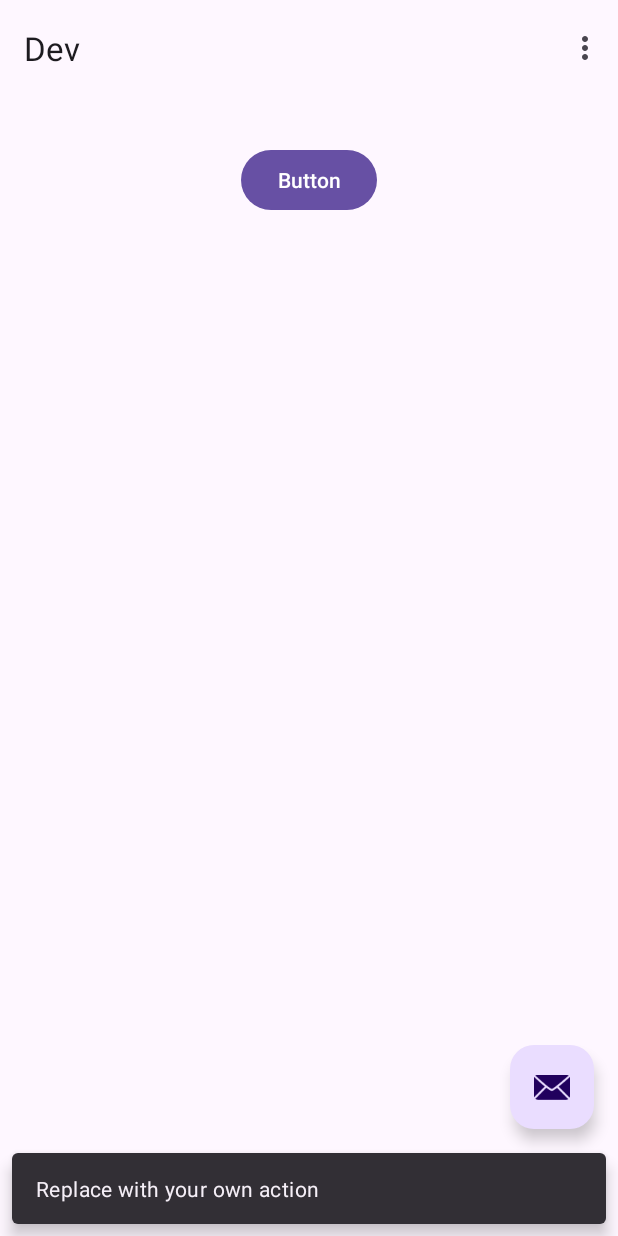
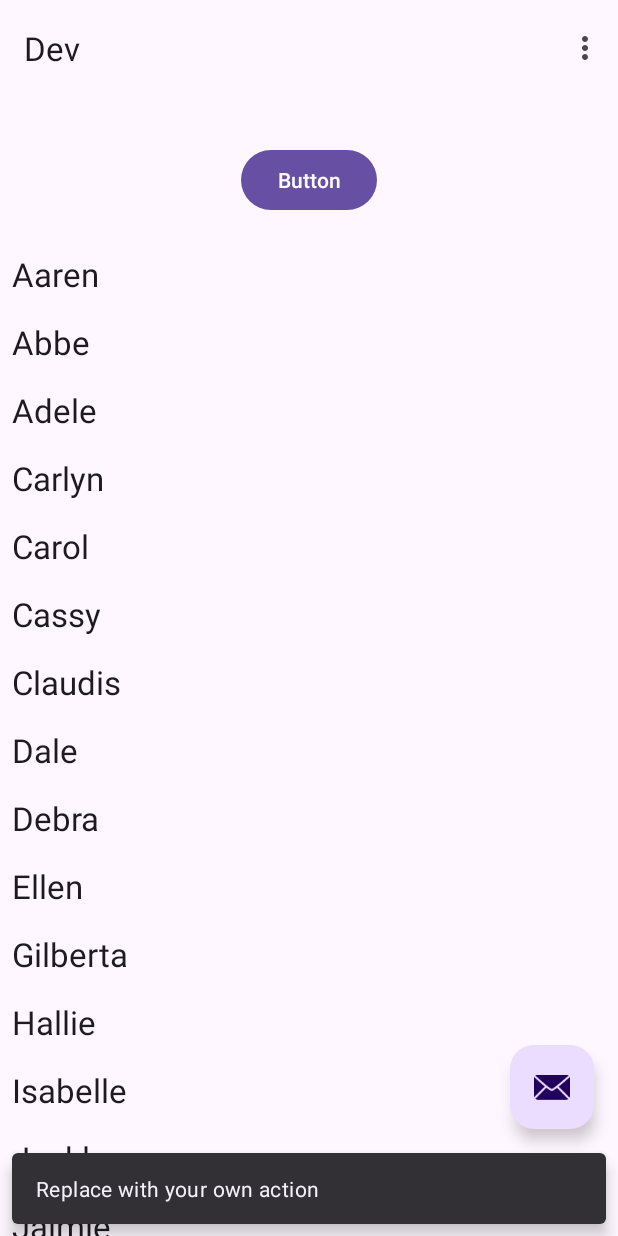
Before and after one commit to DannyLien/Dev-2024-0804, an Android app: the screen it shows after launch (MainActivity), after a tap on an icon or button, on a phone screen of 412 x 824 dp. Run offline under Robolectric (Android 15) with nearby library versions, the phone set to English and light mode, and no system bars; our stand-ins replace navigation-ui; network calls fail; 1 statement that could not run was skipped.

Commit message:
11-1, RecyclerView 原理實作;

```diff
--- a/app/src/main/java/com/hank/dev/MainActivity.kt
+++ b/app/src/main/java/com/hank/dev/MainActivity.kt
@@ -11,6 +11,7 @@ import androidx.navigation.ui.setupActionBarWithNavController
 import android.view.Menu
 import android.view.MenuItem
 import androidx.lifecycle.ViewModelProvider
+import androidx.recyclerview.widget.LinearLayoutManager
 import com.google.gson.Gson
 import com.hank.dev.databinding.ActivityMainBinding
 import kotlinx.coroutines.CoroutineScope
@@ -45,6 +46,17 @@ class MainActivity : AppCompatActivity(), CoroutineScope {
         }
         //JSON
         viewModel.readJSON()
+        //names
+        val names = listOf<String>(
+            "Aaren", "Abbe", "Adele", "Carlyn", "Carol", "Cassy",
+            "Claudis", "Dale", "Debra", "Ellen", "Gilberta", "Hallie",
+            "Isabelle", "Jacklyn", "Jaimie", "Jenifer", "Kaitlin", "Kaja"
+        )
+        //RecycleView
+        val recyler = binding.contentView.recycler
+        recyler.setHasFixedSize(true)
+        recyler.layoutManager = LinearLayoutManager(this)
+        recyler.adapter = NameAdapter(names)
 
     }
 
--- /dev/null
+++ b/app/src/main/java/com/hank/dev/NameAdapter.kt
@@ -0,0 +1,29 @@
+package com.hank.dev
+
+import android.view.LayoutInflater
+import android.view.ViewGroup
+import androidx.recyclerview.widget.RecyclerView
+import com.hank.dev.databinding.RowTextViewBinding
+
+class NameAdapter(val names: List<String>) : RecyclerView.Adapter<NameAdapter.NameViewHolder>() {
+    class NameViewHolder(var view: RowTextViewBinding) : RecyclerView.ViewHolder(view.root) {
+
+    }
+
+    override fun onCreateViewHolder(parent: ViewGroup, viewType: Int): NameViewHolder {
+        val binding = RowTextViewBinding.inflate(
+            LayoutInflater.from(parent.context), parent, false
+        )
+        return NameViewHolder(binding)
+    }
+
+    override fun getItemCount(): Int {
+        return names.size
+    }
+
+    override fun onBindViewHolder(holder: NameViewHolder, position: Int) {
+        val name = names.get(position)
+        holder.view.textView.text = name
+    }
+
+}
--- a/app/src/main/res/layout/activity_main.xml
+++ b/app/src/main/res/layout/activity_main.xml
@@ -19,7 +19,9 @@
 
     </com.google.android.material.appbar.AppBarLayout>
 
-    <include layout="@layout/content_main" />
+    <include
+        android:id="@+id/content_view"
+        layout="@layout/content_main" />
 
     <com.google.android.material.floatingactionbutton.FloatingActionButton
         android:id="@+id/fab"
--- a/app/src/main/res/layout/content_main.xml
+++ b/app/src/main/res/layout/content_main.xml
@@ -15,4 +15,14 @@
         app:layout_constraintEnd_toEndOf="parent"
         app:layout_constraintStart_toStartOf="parent"
         app:layout_constraintTop_toTopOf="parent" />
+
+    <androidx.recyclerview.widget.RecyclerView
+        android:id="@+id/recycler"
+        android:layout_width="0dp"
+        android:layout_height="0dp"
+        android:layout_marginTop="16dp"
+        app:layout_constraintBottom_toBottomOf="parent"
+        app:layout_constraintEnd_toEndOf="parent"
+        app:layout_constraintStart_toStartOf="parent"
+        app:layout_constraintTop_toBottomOf="@+id/button" />
 </androidx.constraintlayout.widget.ConstraintLayout>
--- /dev/null
+++ b/app/src/main/res/layout/row_text_view.xml
@@ -0,0 +1,20 @@
+<?xml version="1.0" encoding="utf-8"?>
+<androidx.constraintlayout.widget.ConstraintLayout xmlns:android="http://schemas.android.com/apk/res/android"
+    xmlns:app="http://schemas.android.com/apk/res-auto"
+    xmlns:tools="http://schemas.android.com/tools"
+    android:layout_width="match_parent"
+    android:layout_height="wrap_content">
+
+    <TextView
+        android:id="@+id/textView"
+        android:layout_width="wrap_content"
+        android:layout_height="wrap_content"
+        android:layout_marginStart="8dp"
+        android:layout_marginTop="8dp"
+        android:layout_marginBottom="8dp"
+        android:text="TextView"
+        android:textAppearance="@style/TextAppearance.AppCompat.Large"
+        app:layout_constraintBottom_toBottomOf="parent"
+        app:layout_constraintStart_toStartOf="parent"
+        app:layout_constraintTop_toTopOf="parent" />
+</androidx.constraintlayout.widget.ConstraintLayout>
```
